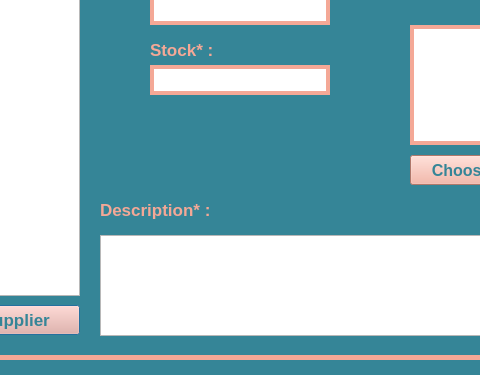
Before: the Qt Designer form DB_Shop/new_stock.ui in Pooryamn/QT_Shop, drawn with Qt 5; both pictures show x 130 to 610 and y 225 to 600 of the 1000 by 600 pixel window.
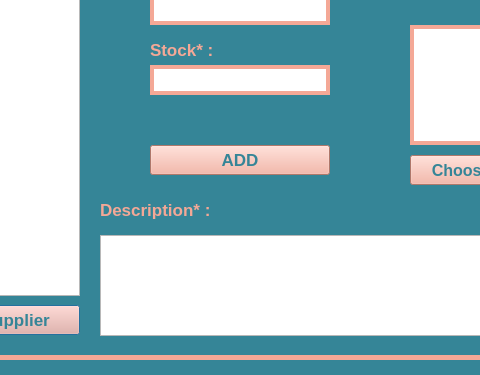
After: the same form once the commit is applied.

Commit message: New Stock process completed:

What changed in the file:
```diff
--- a/DB_Shop/new_stock.ui
+++ b/DB_Shop/new_stock.ui
@@ -528,6 +528,30 @@
     </rect>
    </property>
   </widget>
+  <widget class="QPushButton" name="btn_addstock">
+   <property name="geometry">
+    <rect>
+     <x>280</x>
+     <y>370</y>
+     <width>180</width>
+     <height>30</height>
+    </rect>
+   </property>
+   <property name="font">
+    <font>
+     <pointsize>13</pointsize>
+     <weight>75</weight>
+     <bold>true</bold>
+    </font>
+   </property>
+   <property name="styleSheet">
+    <string notr="true">background-color: rgb(244, 168, 150);
+color: rgb(53, 133, 151);</string>
+   </property>
+   <property name="text">
+    <string>ADD</string>
+   </property>
+  </widget>
  </widget>
  <resources/>
  <connections/>
```
Left out of the diff: 16 changed lines with no effect on the pictures. The commit also changes 3 other files.
